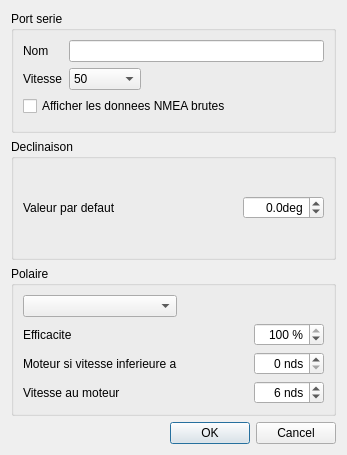
First picture: the form in src/Ui/realBoatConfig.ui, repository nohal/qtVlm, before the edit.
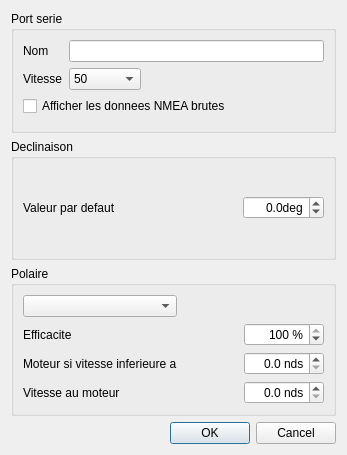
Second picture: the form after the edit.

Commit message: Version 3.2.9 Add decimals to engine limit and speed

```diff
--- a/src/Ui/realBoatConfig.ui
+++ b/src/Ui/realBoatConfig.ui
@@ -288,25 +288,6 @@
         </property>
        </spacer>
       </item>
-      <item row="2" column="2">
-       <widget class="QSpinBox" name="minSpeedForEngine">
-        <property name="alignment">
-         <set>Qt::AlignRight|Qt::AlignTrailing|Qt::AlignVCenter</set>
-        </property>
-        <property name="suffix">
-         <string> nds</string>
-        </property>
-        <property name="minimum">
-         <number>0</number>
-        </property>
-        <property name="maximum">
-         <number>100</number>
-        </property>
-        <property name="value">
-         <number>0</number>
-        </property>
-       </widget>
-      </item>
       <item row="3" column="0">
        <widget class="QLabel" name="label_6">
         <property name="text">
@@ -327,22 +308,29 @@
         </property>
        </spacer>
       </item>
+      <item row="2" column="2">
+       <widget class="QDoubleSpinBox" name="minSpeedForEngine">
+        <property name="alignment">
+         <set>Qt::AlignRight|Qt::AlignTrailing|Qt::AlignVCenter</set>
+        </property>
+        <property name="suffix">
+         <string> nds</string>
+        </property>
+        <property name="decimals">
+         <number>1</number>
+        </property>
+       </widget>
+      </item>
       <item row="3" column="2">
-       <widget class="QSpinBox" name="speedWithEngine">
+       <widget class="QDoubleSpinBox" name="speedWithEngine">
         <property name="alignment">
          <set>Qt::AlignRight|Qt::AlignTrailing|Qt::AlignVCenter</set>
         </property>
         <property name="suffix">
          <string> nds</string>
         </property>
-        <property name="minimum">
-         <number>0</number>
-        </property>
-        <property name="maximum">
-         <number>100</number>
-        </property>
-        <property name="value">
-         <number>6</number>
+        <property name="decimals">
+         <number>1</number>
         </property>
        </widget>
       </item>
```
Left out of the diff: 2 changed lines with no effect on the pictures. The commit also changes 2 other files.
